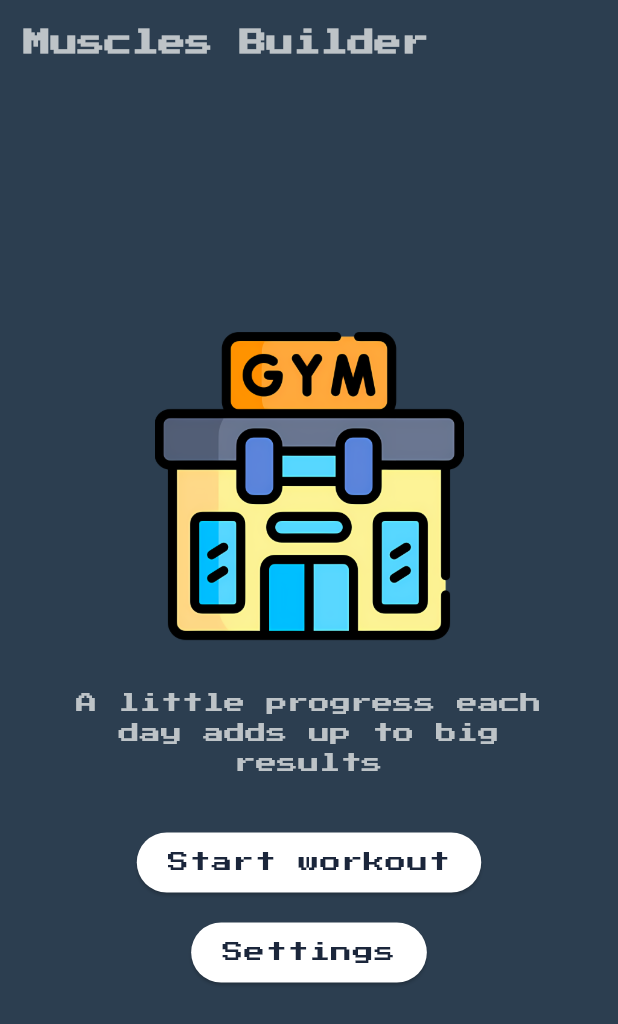
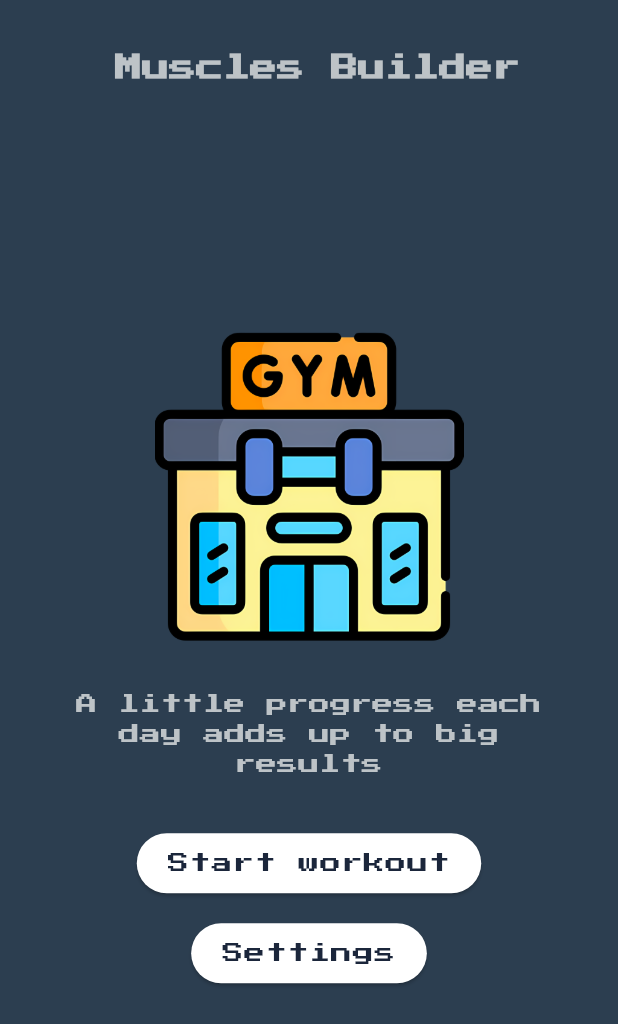
Before and after one commit to FaaiqKhan/muscles_builder, a Flutter app: the screen it shows after launch, on a phone screen of 412 x 824 dp. Shown: the top 1024 px of the screen. Run offline on Flutter 3.47's test engine with Material 3 defaults, Android fonts, the phone set to English and light mode, and no system bars; our stand-ins replace bloc, equatable, flutter_bloc, google_mobile_ads, package_info_plus, shared_preferences; missing offline and left inert: flame, flame_audio; network calls fail.

Commit message:
UI changes

```diff
--- a/lib/games/muscles_builder_game.dart
+++ b/lib/games/muscles_builder_game.dart
@@ -6,6 +6,7 @@ import 'package:flame/flame.dart';
 import 'package:flame/game.dart';
 import 'package:flame_audio/flame_audio.dart';
 import 'package:flutter/material.dart';
+import 'package:flutter/services.dart';
 import 'package:muscles_builder/components/dumbbell_component.dart';
 import 'package:muscles_builder/components/pause_button_component.dart';
 import 'package:muscles_builder/components/player_component.dart';
@@ -331,6 +332,10 @@ class MusclesBuilderGame extends FlameGame with HasCollisionDetection {
       FlameAudio.audioCache.clearAll();
     }
     reset();
+    SystemChrome.setEnabledSystemUIMode(
+      SystemUiMode.manual,
+      overlays: SystemUiOverlay.values,
+    );
     super.onRemove();
   }
 }
--- a/lib/screens/home_screen.dart
+++ b/lib/screens/home_screen.dart
@@ -7,6 +7,7 @@ import 'package:muscles_builder/constants/quotes.dart';
 import 'package:muscles_builder/constants/spacings.dart';
 import 'package:muscles_builder/screens/muscles_builder_game_screen.dart';
 import 'package:muscles_builder/screens/settings_screen.dart';
+import 'package:muscles_builder/widgets/screen_title.dart';
 
 class HomeScreen extends StatefulWidget {
   const HomeScreen({super.key});
@@ -46,19 +47,17 @@ class _HomeScreenState extends State<HomeScreen> {
   @override
   Widget build(BuildContext context) {
     return Scaffold(
-      appBar: AppBar(
-        backgroundColor: Theme.of(context).colorScheme.primary,
-        title: Text(
-          "Muscles Builder",
-          style: Theme.of(context).textTheme.headlineSmall?.copyWith(
-            color: Theme.of(context).colorScheme.onPrimary,
-          ),
-        ),
-      ),
       backgroundColor: Theme.of(context).colorScheme.primary,
       body: SafeArea(
         child: SizedBox(
           width: MediaQuery.of(context).size.width,
+          child: Column(
+            children: [
+              const ScreenTitle(
+                title: "Muscles Builder",
+                topPadding: 0.04,
+              ),
+              Expanded(
                 child: Padding(
                   padding: const EdgeInsets.symmetric(
                     horizontal: Spacings.contentSpacingOf12,
@@ -113,13 +112,19 @@ class _HomeScreenState extends State<HomeScreen> {
                         ),
                         child: Text(
                           "Settings",
-                    style: Theme.of(context).textTheme.labelSmall?.copyWith(
+                          style: Theme.of(context)
+                              .textTheme
+                              .labelSmall
+                              ?.copyWith(
                                 color: Theme.of(context).colorScheme.secondary,
                               ),
                         ),
                       ),
                     ],
                   ),
+                ),
+              ),
+            ],
           ),
         ),
       ),
--- /dev/null
+++ b/lib/widgets/screen_title.dart
@@ -0,0 +1,25 @@
+import 'package:flutter/material.dart';
+import 'package:muscles_builder/constants/spacings.dart';
+
+class ScreenTitle extends StatelessWidget {
+  const ScreenTitle({super.key, required this.title, this.topPadding});
+
+  final String title;
+  final double? topPadding;
+
+  @override
+  Widget build(BuildContext context) {
+    return Padding(
+      padding: EdgeInsets.only(
+        left: Spacings.contentSpacingOf12,
+        top: MediaQuery.of(context).size.height * (topPadding ?? 0.0),
+      ),
+      child: Text(
+        title,
+        style: Theme.of(context).textTheme.headlineSmall?.copyWith(
+              color: Theme.of(context).colorScheme.onPrimary,
+            ),
+      ),
+    );
+  }
+}
```
Also changed, not shown: lib/screens/game_over_screen.dart (+11 -10 lines). Lines whose indentation alone changed are shown as unchanged.
